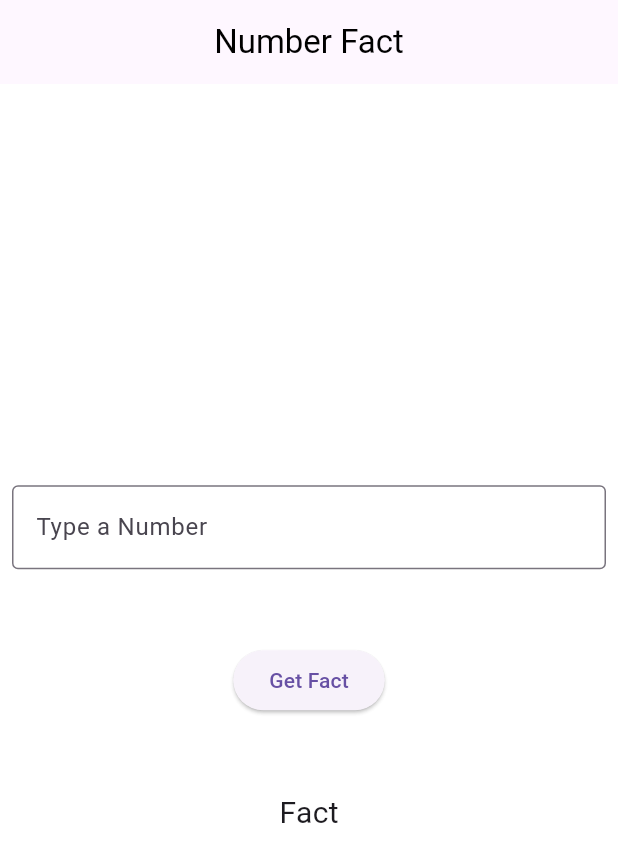
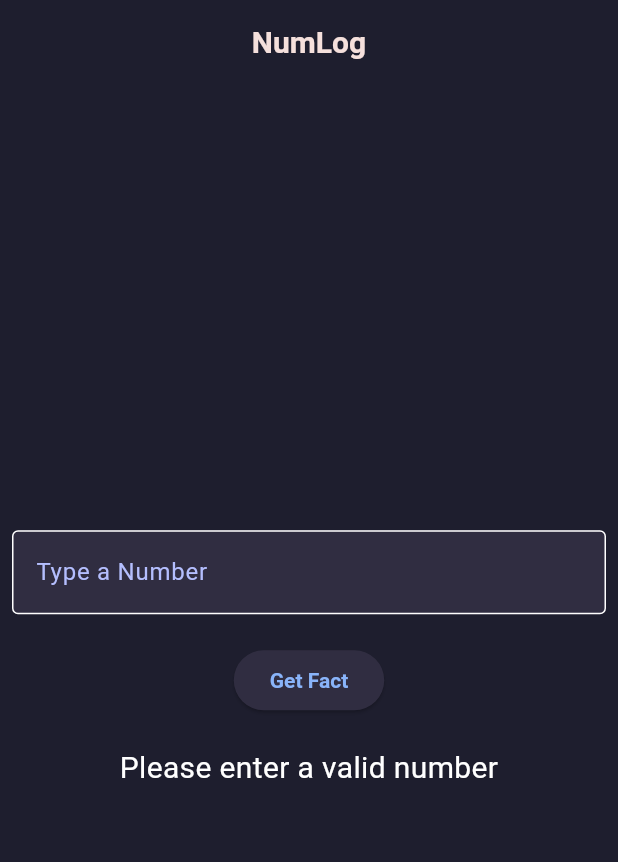
Before and after one commit to shaaanuu/NumLog, a Flutter app: the screen it shows after launch, after a tap on "Get Fact", on a phone screen of 412 x 824 dp. Shown: the top 862 px of the screen. Run offline on Flutter 3.47's test engine with Material 3 defaults, Android fonts, the phone set to English and light mode, and no system bars.

Commit message:
project redesigned

```diff
--- a/lib/apis.dart
+++ b/lib/api/api_service.dart
@@ -1,7 +1,7 @@
 import 'dart:convert';
+import 'package:http/http.dart' as http;
 
-import 'package:http/http.dart' as http;
-import 'package:numbers_api/response_num/response_num.dart';
+import '../models/response_num.dart';
 
 Future<ResponseNum> getNumberFact({required int num}) async {
   final response = await http.get(Uri.parse('http://numbersapi.com/$num?json'));
--- a/lib/main.dart
+++ b/lib/main.dart
@@ -1,5 +1,6 @@
 import 'package:flutter/material.dart';
-import 'package:numbers_api/apis.dart';
+
+import 'screens/screen_home.dart';
 
 void main() {
   runApp(const MyApp());
@@ -12,74 +13,40 @@ class MyApp extends StatelessWidget {
   Widget build(BuildContext context) {
     return MaterialApp(
       debugShowCheckedModeBanner: false,
-      title: 'Flutter Demo',
+      title: 'NumLog',
       theme: ThemeData(
-        primarySwatch: Colors.cyan,
-        scaffoldBackgroundColor: Colors.white38,
+        primaryColor: const Color(0xFF89B4FA),
+        scaffoldBackgroundColor: const Color(0xFF1E1E2E),
+        colorScheme: const ColorScheme.dark(
+          primary: Color(0xFF89B4FA),
+          secondary: Color(0xFFF5E0DC),
+          surface: Color(0xFF302D41),
+        ),
+        appBarTheme: const AppBarTheme(
+          backgroundColor: Color(0xFF1E1E2E),
+          elevation: 0,
+          titleTextStyle: TextStyle(
+            color: Color(0xFFF5E0DC),
+            fontSize: 20,
+            fontWeight: FontWeight.w600,
+          ),
+        ),
+        elevatedButtonTheme: ElevatedButtonThemeData(
+          style: ElevatedButton.styleFrom(
+            textStyle: const TextStyle(fontWeight: FontWeight.bold),
+          ),
+        ),
+        inputDecorationTheme: const InputDecorationTheme(
+          filled: true,
+          fillColor: Color(0xFF302D41),
+          border: OutlineInputBorder(
+            borderSide: BorderSide(color: Color(0xFF89B4FA)),
+          ),
+          hintStyle: TextStyle(color: Color(0xFFB4BEFE)),
+          labelStyle: TextStyle(color: Color(0xFFF5E0DC)),
+        ),
       ),
       home: ScreenHome(),
     );
   }
 }
-
-class ScreenHome extends StatefulWidget {
-  ScreenHome({Key? key}) : super(key: key);
-
-  @override
-  State<ScreenHome> createState() => _ScreenHomeState();
-}
-
-class _ScreenHomeState extends State<ScreenHome> {
-  String fact = 'Fact';
-
-  final TextEditingController textEditingController = TextEditingController();
-
-  @override
-  Widget build(BuildContext context) {
-    return Scaffold(
-      appBar: AppBar(
-        elevation: 0,
-        title: const Text(
-          'Number Fact',
-          style: TextStyle(color: Colors.black),
-        ),
-        centerTitle: true,
-      ),
-      body: Center(
-        child: Padding(
-          padding: const EdgeInsets.all(8.0),
-          child: Column(
-            mainAxisAlignment: MainAxisAlignment.center,
-            crossAxisAlignment: CrossAxisAlignment.center,
-            children: [
-              TextFormField(
-                decoration: const InputDecoration(
-                  border: OutlineInputBorder(),
-                  hintText: 'Type a Number',
-                ),
-                keyboardType: TextInputType.number,
-                controller: textEditingController,
-              ),
-              const SizedBox(height: 50),
-              ElevatedButton(
-                onPressed: () async {
-                  final result = await getNumberFact(
-                      num: int.parse(textEditingController.text));
-                  setState(() {
-                    fact = result.text.toString();
-                  });
-                },
-                child: const Text('Get Fact'),
-              ),
-              const SizedBox(height: 50),
-              Text(
-                fact,
-                style: const TextStyle(fontSize: 20),
-              ),
-            ],
-          ),
-        ),
-      ),
-    );
-  }
-}
--- /dev/null
+++ b/lib/screens/screen_home.dart
@@ -0,0 +1,66 @@
+import 'package:flutter/material.dart';
+
+import '../api/api_service.dart';
+
+class ScreenHome extends StatelessWidget {
+  ScreenHome({Key? key}) : super(key: key);
+
+  final TextEditingController textEditingController = TextEditingController();
+  final ValueNotifier<String> factNotifier =
+      ValueNotifier<String>('Enter a number to get a fact');
+
+  Future<void> fetchFact() async {
+    final num = int.tryParse(textEditingController.text);
+    if (num != null) {
+      final result = await getNumberFact(num: num);
+      factNotifier.value = result.text ?? 'No fact found';
+    } else {
+      factNotifier.value = 'Please enter a valid number';
+    }
+  }
+
+  @override
+  Widget build(BuildContext context) {
+    return Scaffold(
+      appBar: AppBar(
+        elevation: 0,
+        title: const Text('NumLog'),
+        centerTitle: true,
+      ),
+      body: Center(
+        child: Padding(
+          padding: const EdgeInsets.all(8.0),
+          child: Column(
+            mainAxisAlignment: MainAxisAlignment.center,
+            children: [
+              TextFormField(
+                decoration: const InputDecoration(
+                  border: OutlineInputBorder(),
+                  hintText: 'Type a Number',
+                ),
+                keyboardType: TextInputType.number,
+                controller: textEditingController,
+              ),
+              const SizedBox(height: 20),
+              ElevatedButton(
+                onPressed: fetchFact,
+                child: const Text('Get Fact'),
+              ),
+              const SizedBox(height: 20),
+              ValueListenableBuilder<String>(
+                valueListenable: factNotifier,
+                builder: (context, fact, _) {
+                  return Text(
+                    fact,
+                    style: const TextStyle(fontSize: 20),
+                    textAlign: TextAlign.center,
+                  );
+                },
+              ),
+            ],
+          ),
+        ),
+      ),
+    );
+  }
+}
```
Also changed, not shown: pubspec.yaml (+8 -75 lines), lib/models/response_num.dart (renamed from lib/response_num/response_num.dart), lib/models/response_num.g.dart, pubspec.lock, 55 other files.
